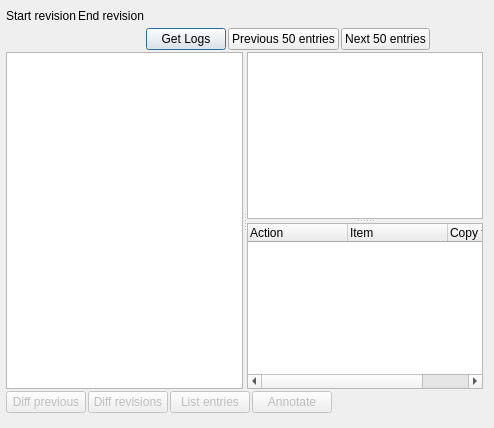
This is src/svnfrontend/svnlogdlg.ui in KDE/kdesvn as Qt 5 draws it before an edit. The edited form follows.
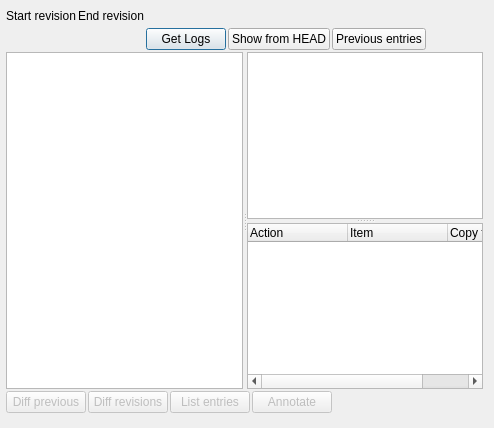
This is the edited form. Custom widgets are drawn as their Qt base class.

Commit message: finished new actions inside log dialog (previous 50 logentries or starting at head)

The edit to the form file:
```diff
--- a/src/svnfrontend/svnlogdlg.ui
+++ b/src/svnfrontend/svnlogdlg.ui
@@ -63,17 +63,17 @@
           </property>
          </widget>
         </item>
-        <item row="1" column="3" >
-         <widget class="QPushButton" name="m_PrevFiftyButton" >
-          <property name="text" >
-           <string>Previous 50 entries</string>
-          </property>
-         </widget>
-        </item>
         <item row="1" column="4" >
+         <widget class="QPushButton" name="m_PrevFiftyButton" >
+          <property name="text" >
+           <string>Previous entries</string>
+          </property>
+         </widget>
+        </item>
+        <item row="1" column="3" >
          <widget class="QPushButton" name="m_NextFiftyButton" >
           <property name="text" >
-           <string>Next 50 entries</string>
+           <string>Show from HEAD</string>
           </property>
          </widget>
         </item>
```
Left out of the diff: 4 changed lines with no effect on the pictures. The commit also changes 2 other files.
